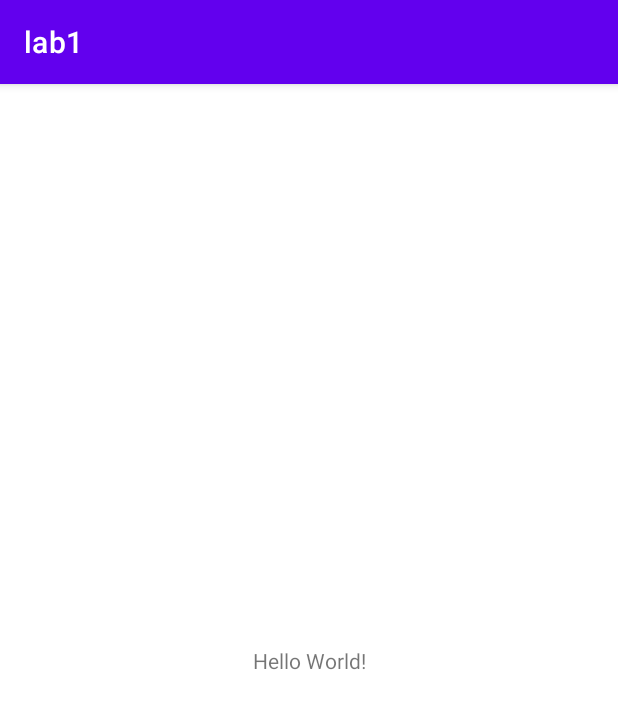
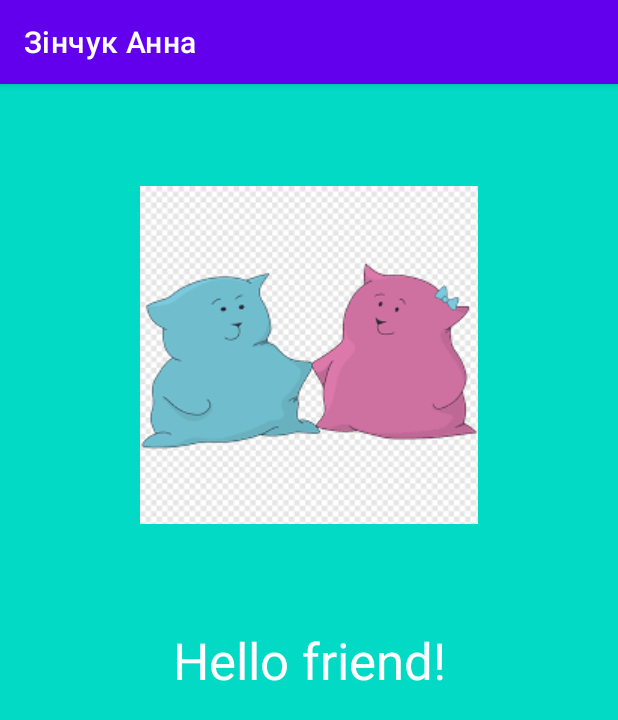
Before and after one commit to KitKod/AnnAndroidLabs, an Android app: the screen it shows after launch (MainActivity), on a phone screen of 412 x 824 dp. Shown: the top 720 px of the screen. Run offline under Robolectric (Android 15) with nearby library versions, the phone set to English and light mode, and no system bars.

Commit message:
Add button

```diff
--- a/lab1/app/src/main/java/com/example/lab1/MainActivity.kt
+++ b/lab1/app/src/main/java/com/example/lab1/MainActivity.kt
@@ -2,10 +2,24 @@ package com.example.lab1
 
 import androidx.appcompat.app.AppCompatActivity
 import android.os.Bundle
+import android.view.View
+import android.widget.TextView
+
 
 class MainActivity : AppCompatActivity() {
+
     override fun onCreate(savedInstanceState: Bundle?) {
         super.onCreate(savedInstanceState)
         setContentView(R.layout.activity_main)
     }
+
+    fun clickOnShowMsg(view: View) {
+        var helloTextView = findViewById<TextView>(R.id.Msg_textView)
+        helloTextView.visibility = if (helloTextView.visibility == View.VISIBLE){
+            View.INVISIBLE
+        } else{
+            View.VISIBLE
+        }
+
+    }
 }
--- a/lab1/app/src/main/res/layout/activity_main.xml
+++ b/lab1/app/src/main/res/layout/activity_main.xml
@@ -4,15 +4,34 @@
     xmlns:tools="http://schemas.android.com/tools"
     android:layout_width="match_parent"
     android:layout_height="match_parent"
+    android:background="@color/teal_200"
     tools:context=".MainActivity">
 
     <TextView
+        android:id="@+id/Msg_textView"
         android:layout_width="wrap_content"
         android:layout_height="wrap_content"
-        android:text="Hello World!"
+        android:text="Hello friend!"
+        android:textColor="@color/white"
+        android:textSize="34sp"
         app:layout_constraintBottom_toBottomOf="parent"
         app:layout_constraintLeft_toLeftOf="parent"
         app:layout_constraintRight_toRightOf="parent"
         app:layout_constraintTop_toTopOf="parent" />
 
+    <ImageButton
+        android:id="@+id/show_msg_imageButton"
+        android:layout_width="wrap_content"
+        android:layout_height="wrap_content"
+        android:adjustViewBounds="true"
+        android:background="@color/purple_200"
+        android:cropToPadding="true"
+        android:onClick="clickOnShowMsg"
+        android:scaleType="center"
+        app:layout_constraintBottom_toTopOf="@+id/Msg_textView"
+        app:layout_constraintEnd_toEndOf="parent"
+        app:layout_constraintStart_toStartOf="parent"
+        app:layout_constraintTop_toTopOf="parent"
+        app:srcCompat="@drawable/images2" />
+
 </androidx.constraintlayout.widget.ConstraintLayout>
--- a/lab1/app/src/main/res/values/strings.xml
+++ b/lab1/app/src/main/res/values/strings.xml
@@ -1,3 +1,3 @@
 <resources>
-    <string name="app_name">lab1</string>
+    <string name="app_name">Зінчук Анна</string>
 </resources>
```
Also changed, not shown: lab1/app/src/main/res/drawable-v24/t444.png (added), lab1/app/src/main/res/drawable/images1.png (added), lab1/app/src/main/res/drawable/images2.png (added).
